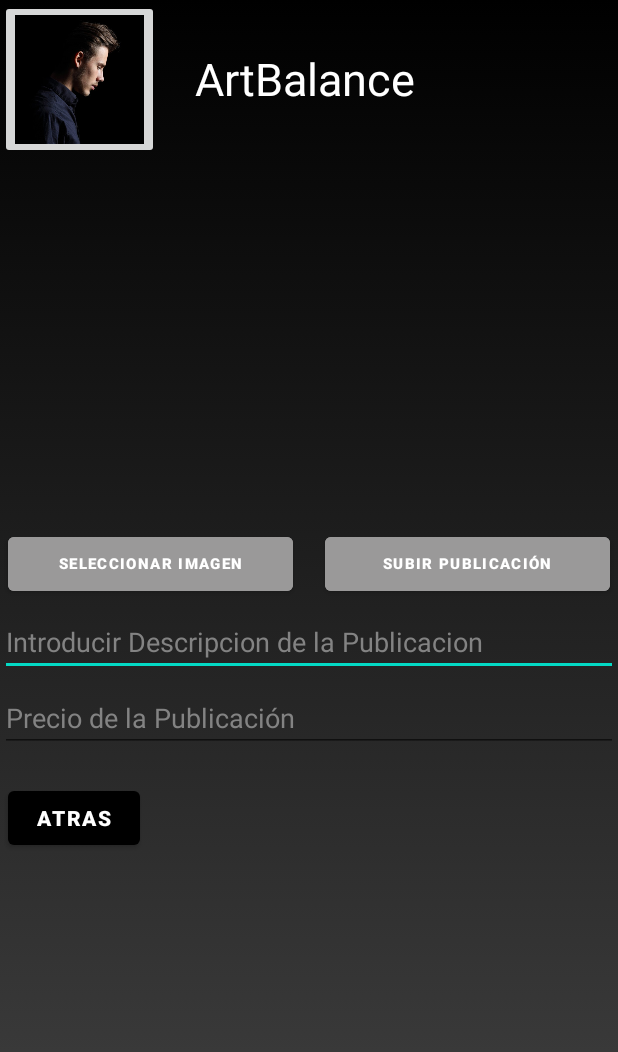
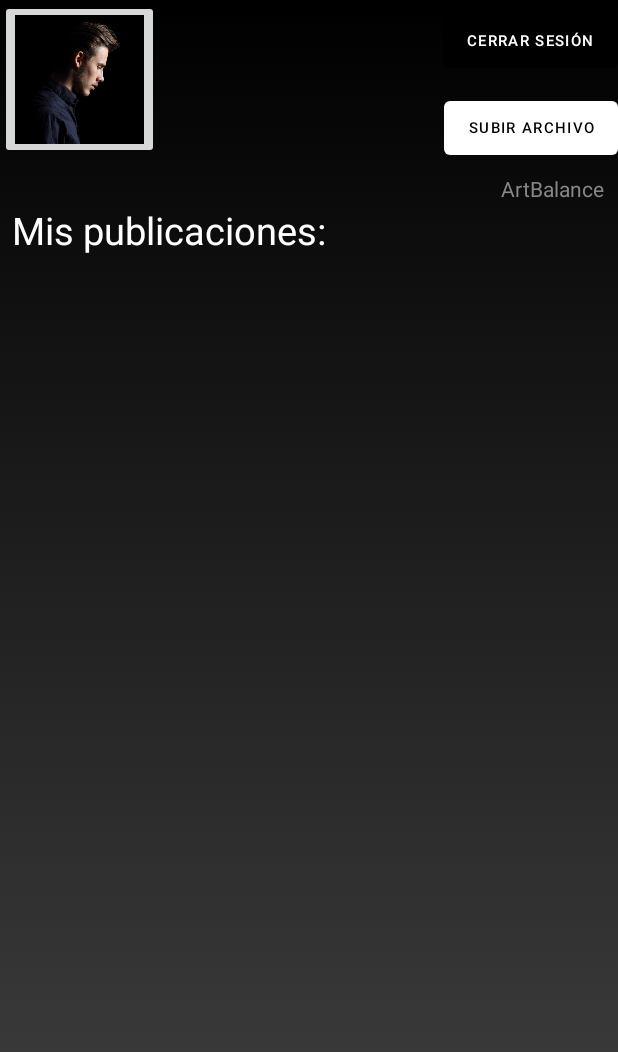
Before and after one commit to Naza-Calampuca/ArtBalance, an Android app: the SuirPublicacion screen opened directly, with no data from a screen before it, after a tap on an icon or button, on a phone screen of 412 x 824 dp. Shown: the top 1052 px of the screen. Run offline under Robolectric (Android 15) with nearby library versions, the phone set to English and light mode, and no system bars; our stand-ins replace Firebase (no records; nobody signed in at launch, a user with empty details on screens opened directly).

Commit message:
botones y perfil usuario

```diff
--- a/app/src/main/java/com/example/artbalance/Login.java
+++ b/app/src/main/java/com/example/artbalance/Login.java
@@ -78,7 +78,9 @@ public class Login extends AppCompatActivity {
                         public void onComplete(@NonNull Task<AuthResult> task) {
                             //
                             if(task.isSuccessful()){
+                                task.getResult();
                                 irahome();
+
                             }else {
                                 String errorCode = ((FirebaseAuthException) task.getException()).getErrorCode();
                                 dameToastdeerror(errorCode);
--- a/app/src/main/java/com/example/artbalance/PerfilUsuario.java
+++ b/app/src/main/java/com/example/artbalance/PerfilUsuario.java
@@ -1,14 +1,161 @@
 package com.example.artbalance;
 
+import androidx.annotation.NonNull;
 import androidx.appcompat.app.AppCompatActivity;
 
+import android.app.ProgressDialog;
+import android.content.Intent;
 import android.os.Bundle;
+import android.util.Log;
+import android.view.View;
+import android.widget.Button;
+import android.widget.ImageButton;
+import android.widget.ImageView;
+import android.widget.ListView;
+import android.widget.TextView;
+import android.widget.Toast;
+
+import com.google.android.gms.tasks.OnCompleteListener;
+import com.google.android.gms.tasks.Task;
+import com.google.firebase.auth.FirebaseAuth;
+import com.google.firebase.database.DatabaseReference;
+import com.google.firebase.database.FirebaseDatabase;
+import com.google.firebase.firestore.FirebaseFirestore;
+import com.google.firebase.firestore.QueryDocumentSnapshot;
+import com.google.firebase.firestore.QuerySnapshot;
+import com.google.firebase.storage.FirebaseStorage;
+import com.google.firebase.storage.StorageReference;
+
+import java.util.ArrayList;
 
 public class PerfilUsuario extends AppCompatActivity {
 
+    private ImageView publi1;
+    private DatabaseReference DaTabase;
+    private ProgressDialog mProgressDialog;
+    private DatabaseReference Database;
+    private com.google.firebase.database.FirebaseDatabase FirebaseDatabase;
+    private StorageReference storageReference;
+
+
+    Button VentanaSubirArchivos;
+
+    Button CerrarSesion;
+
+    ImageButton BotonPerfil;
+
+    TextView ArtBalance;
+
     @Override
     protected void onCreate(Bundle savedInstanceState) {
+        FirebaseFirestore db = FirebaseFirestore.getInstance();
         super.onCreate(savedInstanceState);
         setContentView(R.layout.activity_perfil_usuario);
+
+        ArtBalance = (TextView) findViewById(R.id.textView2);
+
+        BotonPerfil = (ImageButton) findViewById(R.id.BotonPerfil);
+
+        VentanaSubirArchivos = (Button) findViewById(R.id.VentanaSubirArchivos);
+
+        CerrarSesion = (Button) findViewById(R.id.BotonCerrarSesion);
+
+
+
+        storageReference= FirebaseStorage.getInstance().getReference().child("Proyecto/arte1.jpg");
+        ArrayList<Publicacion> publicaciones = new ArrayList<>();
+        db.collection("Publicaciones")
+
+                .get()
+                .addOnCompleteListener(new OnCompleteListener<QuerySnapshot>() {
+
+                    @Override
+                    public void onComplete(@NonNull Task<QuerySnapshot> task) {
+
+                        if (task.isSuccessful()) {
+
+                            for (QueryDocumentSnapshot document : task.getResult()) {
+                                Publicacion p = document.toObject(Publicacion.class);
+                                publicaciones.add(p);
+
+                                Log.d("TAG", document.getId() + " => " + document.getData());
+
+                            }
+                            ListView lista=findViewById (R.id.Listaimg);
+                            PublicacionesAdapter ubis= new PublicacionesAdapter( PerfilUsuario.this,publicaciones);
+                            lista.setAdapter (ubis);
+                        }
+
+                        else {
+
+                            Log.w("TAG", "Error getting documents.", task.getException());
+
+                        }
+
+                    }
+                });
+
+
+        ArtBalance.setOnClickListener(new View.OnClickListener() {
+
+            @Override
+            public void onClick(View v) {
+
+                Intent l = new Intent(PerfilUsuario.this, MainActivity.class);
+                startActivity(l);
+
+
+            }
+        });
+
+        VentanaSubirArchivos.setOnClickListener(new View.OnClickListener() {
+
+            @Override
+            public void onClick(View v) {
+
+                Intent i = new Intent(PerfilUsuario.this, SuirPublicacion.class);
+                startActivity(i);
+
+            }
+        });
+
+
+        BotonPerfil.setOnClickListener(new View.OnClickListener() {
+
+            @Override
+            public void onClick(View v) {
+
+                Intent a = new Intent(PerfilUsuario.this, PerfilUsuario.class);
+                startActivity(a);
+
+            }
+        });
+
+        CerrarSesion.setOnClickListener(new View.OnClickListener() {
+
+            @Override
+            public void onClick(View v) {
+
+                FirebaseAuth.getInstance().signOut();
+                Toast.makeText(PerfilUsuario.this, "Sesion Cerrada", Toast.LENGTH_SHORT).show();
+                gologin();
+                Intent e = new Intent(PerfilUsuario.this, CerrarSesion.class);
+                startActivity(e);
+
+            }
+        });
+
+
     }
-}
+
+    private void gologin() {
+        Intent i = new Intent(this, Login.class);
+        i.addFlags(Intent.FLAG_ACTIVITY_CLEAR_TOP|Intent.FLAG_ACTIVITY_CLEAR_TASK|Intent.FLAG_ACTIVITY_NEW_TASK);
+        startActivity(i);
+    }
+
+
+
+
+
+    }
--- a/app/src/main/java/com/example/artbalance/SuirPublicacion.java
+++ b/app/src/main/java/com/example/artbalance/SuirPublicacion.java
@@ -15,6 +15,8 @@ import android.util.Log;
 import android.view.View;
 import android.widget.Button;
 import android.widget.EditText;
+import android.widget.ImageButton;
+import android.widget.TextView;
 import android.widget.Toast;
 
 import com.example.artbalance.Publicacion;
@@ -43,8 +45,8 @@ public class SuirPublicacion extends AppCompatActivity {
     Button Atras;
     EditText NombreImg;
     EditText Precio;
-
-
+TextView ArtBalance;
+    ImageButton BotonPerfil;
 
     @Override
     protected void onCreate(Bundle savedInstanceState) {
@@ -52,9 +54,27 @@ public class SuirPublicacion extends AppCompatActivity {
         binding = ActivitySuirPublicacionBinding.inflate(getLayoutInflater());
         setContentView(binding.getRoot());
 
+
+        ArtBalance = (TextView) findViewById(R.id.textView2);
         Atras = (Button) findViewById(R.id.Atras);
         NombreImg = (EditText) findViewById(R.id.NombreImg);
         Precio = (EditText) findViewById(R.id.Precio);
+        BotonPerfil = (ImageButton) findViewById(R.id.BotonPerfil);
+
+
+
+        BotonPerfil.setOnClickListener(new View.OnClickListener() {
+
+            @Override
+            public void onClick(View v) {
+
+                Intent a = new Intent(SuirPublicacion.this, PerfilUsuario.class);
+                startActivity(a);
+
+            }
+        });
+
+
 
         Atras.setOnClickListener(new View.OnClickListener() {
 
--- a/app/src/main/res/layout/activity_perfil_usuario.xml
+++ b/app/src/main/res/layout/activity_perfil_usuario.xml
@@ -17,6 +17,22 @@
         android:src="@drawable/perfil"
         app:layout_constraintLeft_toLeftOf="parent"
         app:layout_constraintTop_toTopOf="parent"/>
+
+
+    <TextView
+        android:id="@+id/textView2"
+        android:layout_width="wrap_content"
+        android:layout_height="wrap_content"
+        android:layout_marginStart="228dp"
+        android:layout_marginLeft="228dp"
+        android:layout_marginTop="116dp"
+        android:layout_marginRight="132dp"
+        android:text="ArtBalance"
+        android:textColor="#878787"
+        android:textSize="14sp"
+        app:layout_constraintRight_toRightOf="parent"
+        app:layout_constraintStart_toEndOf="@+id/BotonPerfil"
+        app:layout_constraintTop_toTopOf="parent" />
 
     <Button
         android:id="@+id/BotonCerrarSesion"
@@ -65,7 +81,7 @@
         android:layout_height="match_parent"
         android:layout_marginTop="200dp"
         app:layout_constraintBottom_toBottomOf="parent"
-        app:layout_constraintTop_toBottomOf="@+id/VentanaSubirArchivos"
+        app:layout_constraintTop_toBottomOf="@+id/textView3"
         tools:ignore="MissingConstraints"/>
 
 </androidx.constraintlayout.widget.ConstraintLayout>
--- a/app/src/main/res/layout/activity_suir_publicacion.xml
+++ b/app/src/main/res/layout/activity_suir_publicacion.xml
@@ -69,10 +69,11 @@
             android:id="@+id/uploadimagebtn"
             android:layout_width="190dp"
             android:layout_height="wrap_content"
-            android:layout_marginTop="10dp"
-            android:layout_marginRight="5dp"
+            android:layout_marginTop="8dp"
+            android:layout_marginRight="4dp"
             android:backgroundTint="#9A9999"
             android:text="Subir Publicación"
+            android:textColor="#FFFFFF"
             android:textSize="10dp"
             android:textStyle="bold"
             app:backgroundTint="#FFFFFF"
@@ -103,8 +104,8 @@
             android:id="@+id/Atras"
             android:layout_width="wrap_content"
             android:layout_height="wrap_content"
-            android:layout_marginLeft="5dp"
-            android:layout_marginTop="20dp"
+            android:layout_marginLeft="316dp"
+            android:layout_marginTop="28dp"
             android:text="Atras"
             android:textStyle="bold"
             app:backgroundTint="#000000"
```
Also changed, not shown: app/src/main/java/com/example/artbalance/CerrarSesion.java (+18 -0 lines), app/src/main/java/com/example/artbalance/MainActivity.java (+16 -2 lines).
